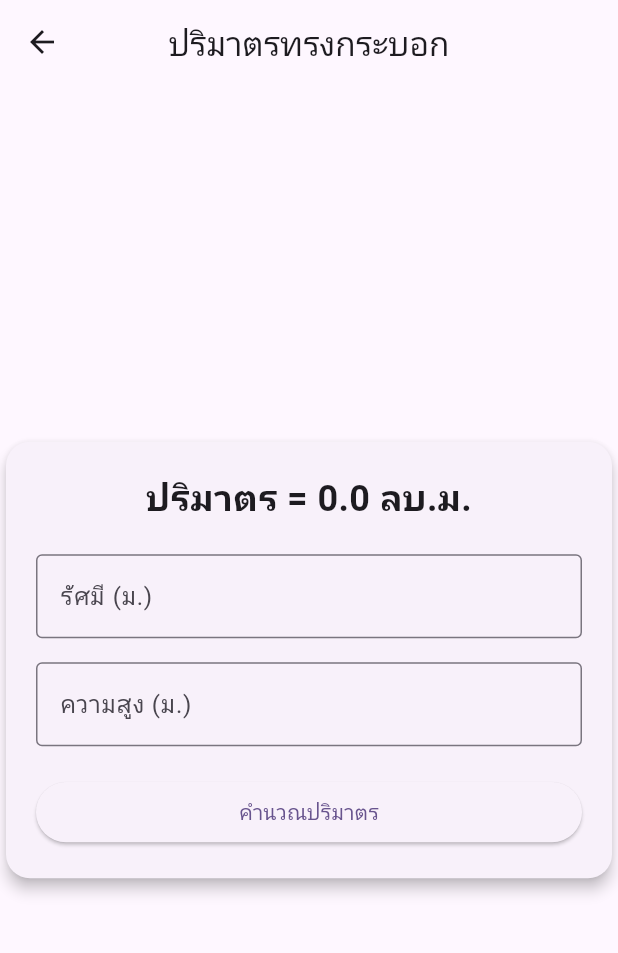
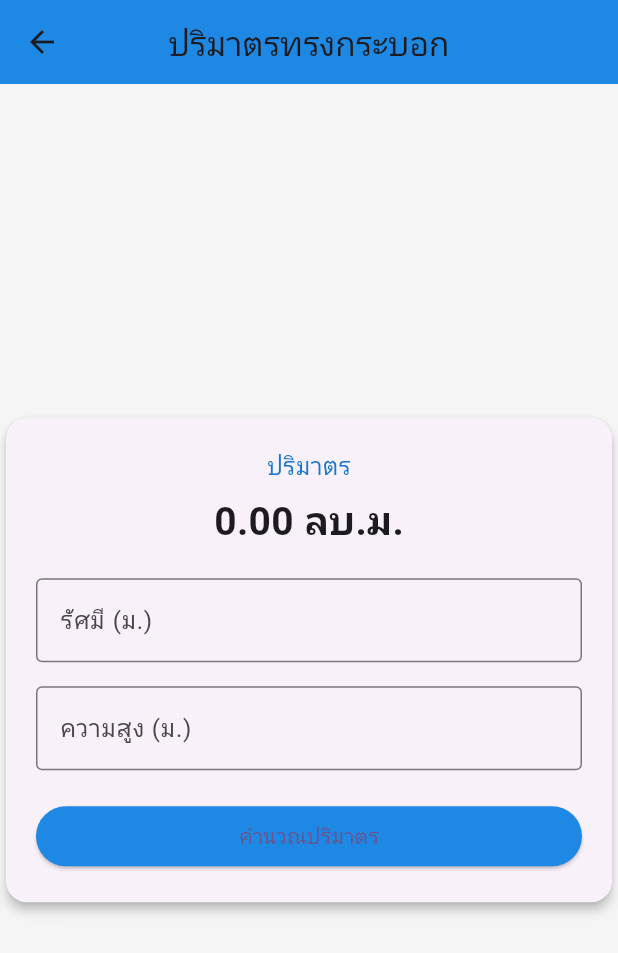
Before and after one commit to Mong6519/w2_28_kunlanan, a Flutter app: the Volume screen opened by its route, on a phone screen of 412 x 824 dp. Shown: the top 953 px of the screen. Run offline on Flutter 3.47's test engine with Material 3 defaults, Android fonts, the phone set to English and light mode, and no system bars.

Commit message:
Update volume.dart

```diff
--- a/lib/volume.dart
+++ b/lib/volume.dart
@@ -30,15 +30,17 @@ class VolumeState extends State<Volume> {
   @override
   Widget build(BuildContext context) {
     return Scaffold(
+      backgroundColor: Colors.grey.shade100,
       appBar: AppBar(
         title: const Text("ปริมาตรทรงกระบอก"),
         centerTitle: true,
+        backgroundColor: Colors.blue.shade600,
       ),
       body: Center(
         child: Card(
-          elevation: 4,
+          elevation: 3,
           shape: RoundedRectangleBorder(
-            borderRadius: BorderRadius.circular(16),
+            borderRadius: BorderRadius.circular(14),
           ),
           child: Padding(
             padding: const EdgeInsets.all(20),
@@ -46,10 +48,19 @@ class VolumeState extends State<Volume> {
               mainAxisSize: MainAxisSize.min,
               children: [
                 Text(
-                  "ปริมาตร = $_volume ลบ.ม.",
+                  "ปริมาตร",
+                  style: TextStyle(
+                    fontSize: 16,
+                    color: Colors.blue.shade700,
+                  ),
+                ),
+                const SizedBox(height: 6),
+
+                Text(
+                  "${_volume.toStringAsFixed(2)} ลบ.ม.",
                   style: const TextStyle(
-                    fontSize: 24,
-                    fontWeight: FontWeight.bold,
+                    fontSize: 26,
+                    fontWeight: FontWeight.w600,
                   ),
                 ),
                 const SizedBox(height: 20),
@@ -76,6 +87,9 @@ class VolumeState extends State<Volume> {
                   width: double.infinity,
                   child: ElevatedButton(
                     onPressed: _calVolume,
+                    style: ElevatedButton.styleFrom(
+                      backgroundColor: Colors.blue.shade600,
+                    ),
                     child: const Text("คำนวณปริมาตร"),
                   ),
                 ),
@@ -86,5 +100,4 @@ class VolumeState extends State<Volume> {
       ),
     );
   }
-
 }
```
